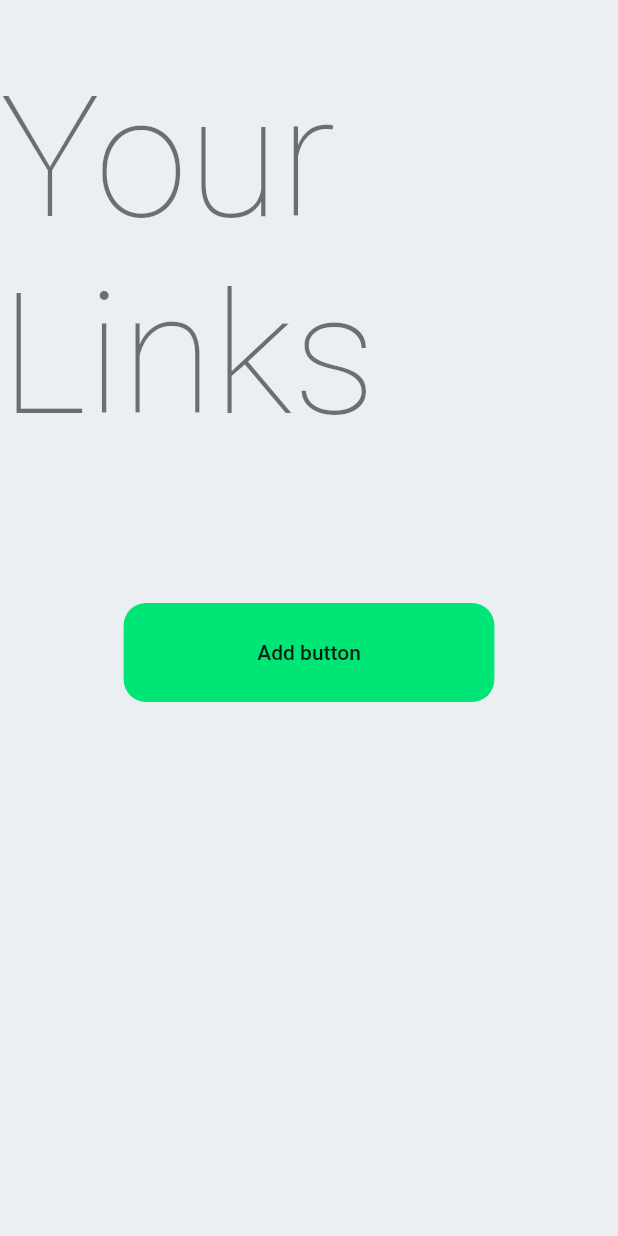
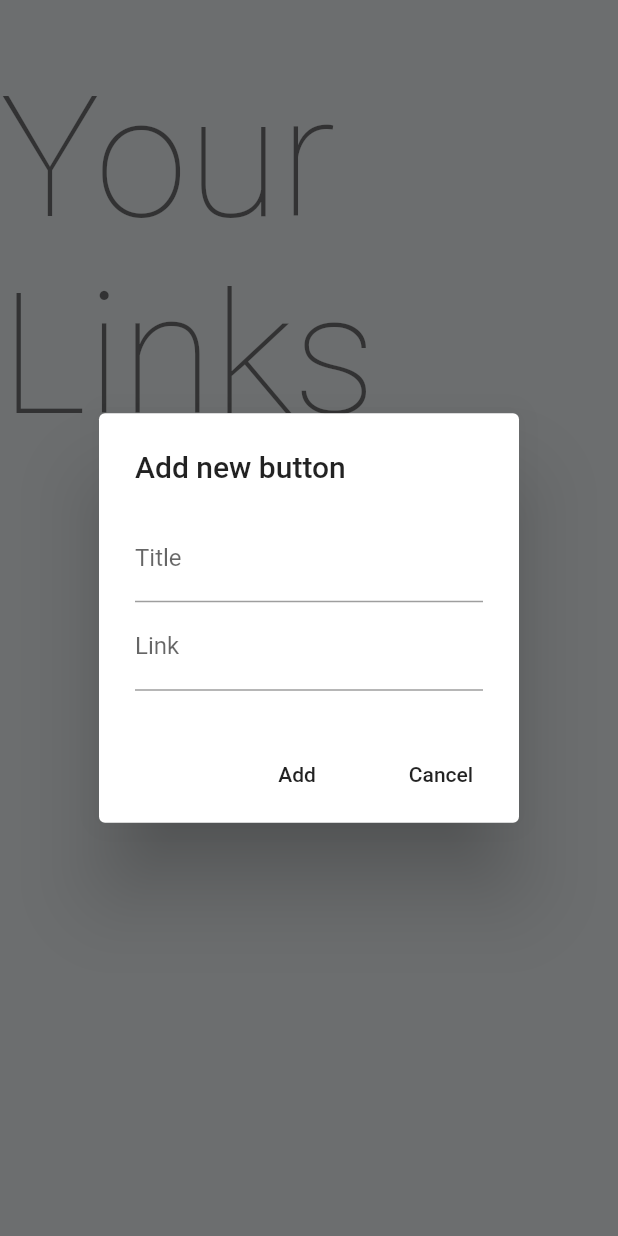
Before and after one commit to happyharis/udemy-links-landing-page-v2, a Flutter app: the ButtonSettingsSection widget shown alone on an empty page, opened directly, after a tap on "Add button", on a phone screen of 412 x 824 dp. Run offline on Flutter 3.47's test engine with Material 2 defaults, Android fonts, the phone set to English and light mode, and no system bars; our stand-ins replace cloud_firestore; accounts and stored records are empty; network calls fail.

Commit message:
Add add button

```diff
--- /dev/null
+++ b/lib/settings_page/add_button.dart
@@ -0,0 +1,63 @@
+import 'package:flutter/material.dart';
+
+class AddButton extends StatelessWidget {
+  const AddButton({
+    Key key,
+    @required this.width,
+  }) : super(key: key);
+
+  final double width;
+
+  @override
+  Widget build(BuildContext context) {
+    return SizedBox(
+      width: width,
+      child: FlatButton(
+        padding: EdgeInsets.symmetric(vertical: 25),
+        shape: RoundedRectangleBorder(
+          borderRadius: BorderRadius.circular(15),
+        ),
+        child: Text('Add button'),
+        color: Colors.greenAccent.shade400,
+        onPressed: () {
+          showDialog(
+            context: context,
+            builder: (context) {
+              return AlertDialog(
+                title: Text('Add new button'),
+                content: Form(
+                  child: Column(
+                    mainAxisSize: MainAxisSize.min,
+                    children: [
+                      TextFormField(
+                        decoration: InputDecoration(
+                          labelText: 'Title',
+                          hintText: 'Facebook',
+                        ),
+                      ),
+                      TextFormField(
+                        decoration: InputDecoration(
+                          labelText: 'Link',
+                          hintText: 'facebook.com/my-user-name',
+                        ),
+                      ),
+                    ],
+                  ),
+                ),
+                actions: [
+                  FlatButton(
+                    onPressed: () {},
+                    child: Text('Add'),
+                  ),
+                  FlatButton(
+                      onPressed: () => Navigator.of(context).pop(),
+                      child: Text('Cancel')),
+                ],
+              );
+            },
+          );
+        },
+      ),
+    );
+  }
+}
--- a/lib/settings_page/button_settings_section.dart
+++ b/lib/settings_page/button_settings_section.dart
@@ -1,5 +1,6 @@
 import 'package:flutter/material.dart';
 import 'package:links_landing_page/models/link_data.dart';
+import 'package:links_landing_page/settings_page/add_button.dart';
 import 'package:provider/provider.dart';
 
 class ButtonSettingsSection extends StatelessWidget {
@@ -14,6 +15,7 @@
       flex: 3,
       child: LayoutBuilder(
         builder: (context, constraints) {
+          final width = constraints.maxWidth * 0.6;
           if (_documents == null) {
             return Center(child: CircularProgressIndicator());
           }
@@ -27,21 +29,10 @@
                   style: Theme.of(context).textTheme.headline1,
                 ),
                 SizedBox(height: 100),
-                SizedBox(
-                  width: constraints.maxWidth * 0.6,
-                  child: FlatButton(
-                    padding: EdgeInsets.symmetric(vertical: 25),
-                    shape: RoundedRectangleBorder(
-                      borderRadius: BorderRadius.circular(15),
-                    ),
-                    child: Text('Add button'),
-                    color: Colors.greenAccent.shade400,
-                    onPressed: () {},
-                  ),
-                ),
+                AddButton(width: width),
                 SizedBox(height: 30),
                 SizedBox(
-                  width: constraints.maxWidth * 0.6,
+                  width: width,
                   height: constraints.maxHeight * 0.5,
                   child: ReorderableListView(
                     children: [
```
